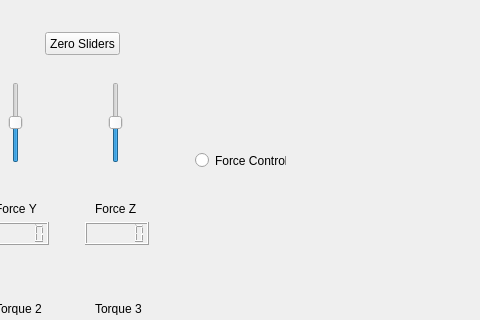
sschorr/TactileDevice, file mainwindow.ui: the form before one commit; both pictures show x 165 to 645 and y 265 to 585 of the 1235 by 760 pixel window.
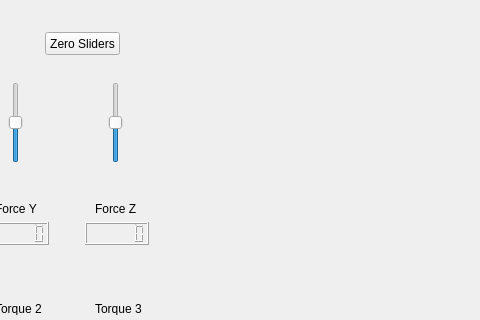
The form after the commit. Custom widgets are drawn as their Qt base class.

Commit message: Added force to position mapping for rendering 3d world with 3-DoF device

```diff
--- a/mainwindow.ui
+++ b/mainwindow.ui
@@ -590,19 +590,6 @@
      <string>Position Control</string>
     </property>
    </widget>
-   <widget class="QRadioButton" name="radioButtonForce">
-    <property name="geometry">
-     <rect>
-      <x>360</x>
-      <y>400</y>
-      <width>91</width>
-      <height>17</height>
-     </rect>
-    </property>
-    <property name="text">
-     <string>Force Control</string>
-    </property>
-   </widget>
    <widget class="QLCDNumber" name="DesZ">
     <property name="geometry">
      <rect>
```
The commit also changes 6 other files.
